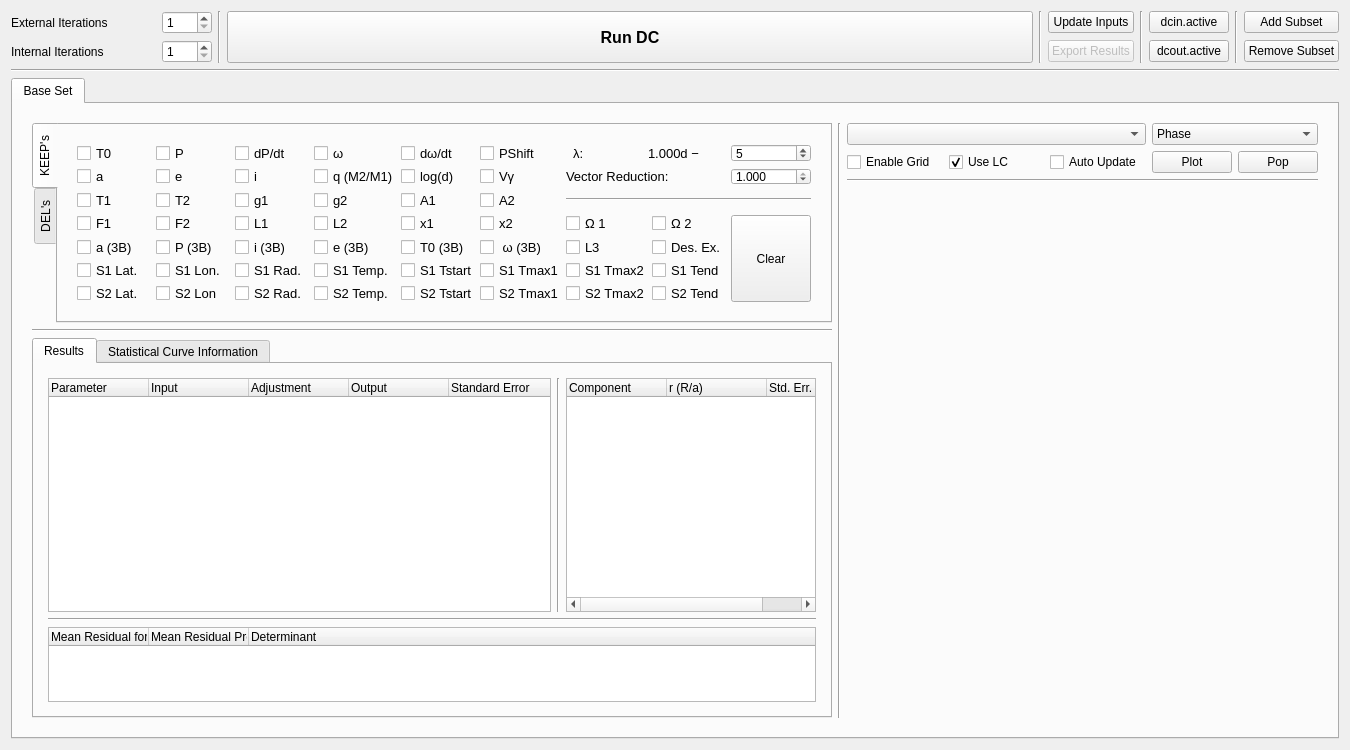
The window that resources/dcwidget.ui (Varnani/PyWD2015) describes before a commit, drawn with Qt 5.
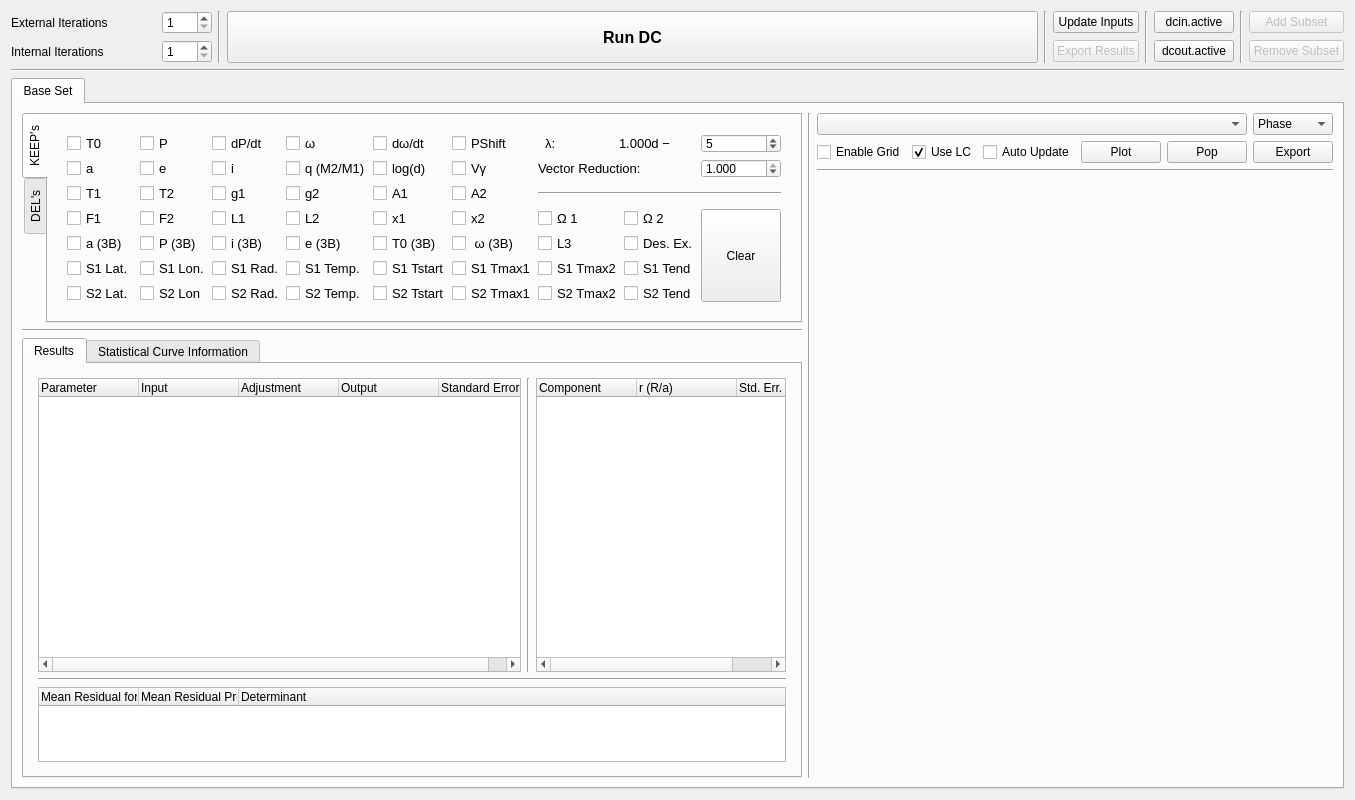
The same window after the commit.

```diff
--- a/resources/dcwidget.ui
+++ b/resources/dcwidget.ui
@@ -6,14 +6,14 @@
    <rect>
     <x>0</x>
     <y>0</y>
-    <width>1350</width>
-    <height>750</height>
+    <width>1355</width>
+    <height>800</height>
    </rect>
   </property>
   <property name="minimumSize">
    <size>
-    <width>1304</width>
-    <height>750</height>
+    <width>1355</width>
+    <height>800</height>
    </size>
   </property>
   <property name="windowTitle">
@@ -196,6 +196,9 @@
      </item>
      <item row="1" column="8">
       <widget class="QPushButton" name="removesubset_btn">
+       <property name="enabled">
+        <bool>false</bool>
+       </property>
        <property name="maximumSize">
         <size>
          <width>120</width>
@@ -209,6 +212,9 @@
      </item>
      <item row="0" column="8">
       <widget class="QPushButton" name="addsubset_btn">
+       <property name="enabled">
+        <bool>false</bool>
+       </property>
        <property name="maximumSize">
         <size>
          <width>120</width>
@@ -271,447 +277,19 @@
       <attribute name="title">
        <string>Base Set</string>
       </attribute>
-      <layout class="QVBoxLayout" name="verticalLayout_8">
-       <item>
-        <layout class="QGridLayout" name="gridLayout_9">
+      <layout class="QGridLayout" name="gridLayout_2">
          <property name="margin">
-          <number>10</number>
-         </property>
-         <item row="0" column="1" rowspan="3">
-          <widget class="Line" name="line_17">
-           <property name="orientation">
-            <enum>Qt::Vertical</enum>
-           </property>
-          </widget>
-         </item>
-         <item row="2" column="0">
-          <widget class="QTabWidget" name="tabWidget_4">
-           <property name="sizePolicy">
-            <sizepolicy hsizetype="Preferred" vsizetype="Preferred">
-             <horstretch>0</horstretch>
-             <verstretch>0</verstretch>
-            </sizepolicy>
-           </property>
-           <property name="minimumSize">
-            <size>
-             <width>750</width>
-             <height>200</height>
-            </size>
-           </property>
-           <property name="maximumSize">
-            <size>
-             <width>800</width>
-             <height>16777215</height>
-            </size>
-           </property>
-           <property name="currentIndex">
-            <number>0</number>
-           </property>
-           <widget class="QWidget" name="tab_9">
-            <attribute name="title">
-             <string>Results</string>
-            </attribute>
-            <layout class="QHBoxLayout" name="horizontalLayout_8">
-             <item>
-              <layout class="QGridLayout" name="gridLayout_6">
-               <property name="margin">
-                <number>5</number>
-               </property>
-               <item row="0" column="2">
-                <widget class="QTreeWidget" name="component_treewidget">
-                 <property name="sizePolicy">
-                  <sizepolicy hsizetype="Preferred" vsizetype="Preferred">
-                   <horstretch>15</horstretch>
-                   <verstretch>0</verstretch>
-                  </sizepolicy>
-                 </property>
-                 <property name="maximumSize">
-                  <size>
-                   <width>250</width>
-                   <height>16777215</height>
-                  </size>
-                 </property>
-                 <property name="horizontalScrollBarPolicy">
-                  <enum>Qt::ScrollBarAsNeeded</enum>
-                 </property>
-                 <property name="alternatingRowColors">
-                  <bool>true</bool>
-                 </property>
-                 <property name="selectionMode">
-                  <enum>QAbstractItemView::NoSelection</enum>
-                 </property>
-                 <column>
-                  <property name="text">
-                   <string>Component</string>
-                  </property>
-                 </column>
-                 <column>
-                  <property name="text">
-                   <string>r (R/a)</string>
-                  </property>
-                 </column>
-                 <column>
-                  <property name="text">
-                   <string>Std. Err.</string>
-                  </property>
-                 </column>
-                </widget>
-               </item>
-               <item row="0" column="0">
-                <widget class="QTreeWidget" name="result_treewidget">
-                 <property name="sizePolicy">
-                  <sizepolicy hsizetype="Preferred" vsizetype="Preferred">
-                   <horstretch>25</horstretch>
-                   <verstretch>0</verstretch>
-                  </sizepolicy>
-                 </property>
-                 <property name="alternatingRowColors">
-                  <bool>true</bool>
-                 </property>
-                 <property name="selectionMode">
-                  <enum>QAbstractItemView::NoSelection</enum>
-                 </property>
-                 <property name="selectionBehavior">
-                  <enum>QAbstractItemView::SelectRows</enum>
-                 </property>
-                 <property name="headerHidden">
-                  <bool>false</bool>
-                 </property>
-                 <column>
-                  <property name="text">
-                   <string>Parameter</string>
-                  </property>
-                 </column>
-                 <column>
-                  <property name="text">
-                   <string>Input</string>
-                  </property>
-                 </column>
-                 <column>
-                  <property name="text">
-                   <string>Adjustment</string>
-                  </property>
-                 </column>
-                 <column>
-                  <property name="text">
-                   <string>Output</string>
-                  </property>
-                 </column>
-                 <column>
-                  <property name="text">
-                   <string>Standard Error</string>
-                  </property>
-                 </column>
-                </widget>
-               </item>
-               <item row="2" column="0" colspan="3">
-                <widget class="QTreeWidget" name="residual_treewidget">
-                 <property name="sizePolicy">
-                  <sizepolicy hsizetype="Preferred" vsizetype="Preferred">
-                   <horstretch>0</horstretch>
-                   <verstretch>0</verstretch>
-                  </sizepolicy>
-                 </property>
-                 <property name="maximumSize">
-                  <size>
-                   <width>16777215</width>
-                   <height>75</height>
-                  </size>
-                 </property>
-                 <property name="alternatingRowColors">
-                  <bool>true</bool>
-                 </property>
-                 <property name="selectionMode">
-                  <enum>QAbstractItemView::NoSelection</enum>
-                 </property>
-                 <column>
-                  <property name="text">
-                   <string>Mean Residual for Input Values</string>
-                  </property>
-                 </column>
-                 <column>
-                  <property name="text">
-                   <string>Mean Residual Predicted</string>
-                  </property>
-                 </column>
-                 <column>
-                  <property name="text">
-                   <string>Determinant</string>
-                  </property>
-                 </column>
-                </widget>
-               </item>
-               <item row="0" column="1">
-                <widget class="Line" name="line_10">
-                 <property name="orientation">
-                  <enum>Qt::Vertical</enum>
-                 </property>
-                </widget>
-               </item>
-               <item row="1" column="0" colspan="3">
-                <widget class="Line" name="line_11">
-                 <property name="orientation">
-                  <enum>Qt::Horizontal</enum>
-                 </property>
-                </widget>
-               </item>
-              </layout>
-             </item>
-            </layout>
-           </widget>
-           <widget class="QWidget" name="tab_10">
-            <attribute name="title">
-             <string>Statistical Curve Information</string>
-            </attribute>
-            <layout class="QHBoxLayout" name="horizontalLayout_9">
-             <item>
-              <layout class="QVBoxLayout" name="verticalLayout_5">
-               <property name="margin">
-                <number>5</number>
-               </property>
-               <item>
-                <widget class="QTreeWidget" name="curvestat_treewidget">
-                 <property name="sizePolicy">
-                  <sizepolicy hsizetype="Preferred" vsizetype="Preferred">
-                   <horstretch>0</horstretch>
-                   <verstretch>0</verstretch>
-                  </sizepolicy>
-                 </property>
-                 <property name="selectionMode">
-                  <enum>QAbstractItemView::NoSelection</enum>
-                 </property>
-                 <property name="indentation">
-                  <number>0</number>
-                 </property>
-                 <property name="columnCount">
-                  <number>5</number>
-                 </property>
-                 <column>
-                  <property name="text">
-                   <string>Band</string>
-                  </property>
-                 </column>
-                 <column>
-                  <property name="text">
-                   <string># of Observations</string>
-                  </property>
-                  <property name="toolTip">
-                   <string>Number of observations.</string>
-                  </property>
-                  <property name="statusTip">
-                   <string>Number of observations.</string>
-                  </property>
-                 </column>
-                 <column>
-                  <property name="text">
-                   <string>Standard Deviation</string>
-                  </property>
-                  <property name="toolTip">
-                   <string>Standard deviation.</string>
-                  </property>
-                 </column>
-                 <column>
-                  <property name="text">
-                   <string># of Obs. in Phs. Rng.</string>
-                  </property>
-                  <property name="toolTip">
-                   <string>Number of observations in phase range as configured in curve properties.</string>
-                  </property>
-                 </column>
-                 <column>
-                  <property name="text">
-                   <string>Std. Dev. in Phs. Rng.</string>
-                  </property>
-                  <property name="toolTip">
-                   <string>Standard deviation in phase range as configured in curve properties.</string>
-                  </property>
-                 </column>
-                </widget>
-               </item>
-              </layout>
-             </item>
-            </layout>
-           </widget>
-          </widget>
-         </item>
-         <item row="0" column="2" rowspan="3">
-          <layout class="QVBoxLayout" name="verticalLayout_7">
-           <item>
-            <layout class="QGridLayout" name="gridLayout_10">
-             <item row="1" column="0" rowspan="2">
-              <widget class="QComboBox" name="data_combobox">
-               <property name="sizePolicy">
-                <sizepolicy hsizetype="Expanding" vsizetype="Fixed">
-                 <horstretch>0</horstretch>
-                 <verstretch>0</verstretch>
-                </sizepolicy>
-               </property>
-              </widget>
-             </item>
-             <item row="3" column="2">
-              <widget class="QPushButton" name="popmain_btn">
-               <property name="maximumSize">
-                <size>
-                 <width>100</width>
-                 <height>16777215</height>
-                </size>
-               </property>
-               <property name="text">
-                <string>Pop</string>
-               </property>
-              </widget>
-             </item>
-             <item row="1" column="1" rowspan="2" colspan="2">
-              <widget class="QComboBox" name="time_combobox">
-               <property name="sizePolicy">
-                <sizepolicy hsizetype="Minimum" vsizetype="Fixed">
-                 <horstretch>0</horstretch>
-                 <verstretch>0</verstretch>
-                </sizepolicy>
-               </property>
-               <property name="minimumSize">
-                <size>
-                 <width>75</width>
-                 <height>0</height>
-                </size>
-               </property>
-               <item>
-                <property name="text">
-                 <string>Phase</string>
-                </property>
-               </item>
-               <item>
-                <property name="text">
-                 <string>HJD</string>
-                </property>
-               </item>
-              </widget>
-             </item>
-             <item row="3" column="1">
-              <widget class="QPushButton" name="plot_btn">
-               <property name="sizePolicy">
-                <sizepolicy hsizetype="Minimum" vsizetype="Fixed">
-                 <horstretch>0</horstretch>
-                 <verstretch>0</verstretch>
-                </sizepolicy>
-               </property>
-               <property name="maximumSize">
-                <size>
-                 <width>100</width>
-                 <height>16777215</height>
-                </size>
-               </property>
-               <property name="text">
-                <string>Plot</string>
-               </property>
-              </widget>
-             </item>
-             <item row="3" column="0">
-              <layout class="QHBoxLayout" name="horizontalLayout_12">
-               <item>
-                <widget class="QCheckBox" name="enablegrid_chk">
-                 <property name="minimumSize">
-                  <size>
-                   <width>0</width>
-                   <height>0</height>
-                  </size>
-                 </property>
-                 <property name="maximumSize">
-                  <size>
-                   <width>125</width>
-                   <height>16777215</height>
-                  </size>
-                 </property>
-                 <property name="text">
-                  <string>Enable Grid</string>
-                 </property>
-                </widget>
-               </item>
-               <item>
-                <widget class="QCheckBox" name="uselc_chk">
-                 <property name="maximumSize">
-                  <size>
-                   <width>125</width>
-                   <height>16777215</height>
-                  </size>
-                 </property>
-                 <property name="toolTip">
-                  <string>Use LC to output higher resolution model curve. [?]</string>
-                 </property>
-                 <property name="whatsThis">
-                  <string>This will generate a lcin.active file and run LC, then plot synthetic results onto the observations, instead of reading from dcout.active file. UI will freeze for a moment to compute synthetic points.
-
-Line plotting will be used for LC synthetic points. DC outputs will be plotted with scatter plot.</string>
-                 </property>
-                 <property name="text">
-                  <string>Use LC</string>
-                 </property>
-                 <property name="checked">
-                  <bool>true</bool>
-                 </property>
-                </widget>
-               </item>
-               <item>
-                <widget class="QCheckBox" name="autoupdate_chk">
-                 <property name="maximumSize">
-                  <size>
-                   <width>125</width>
-                   <height>16777215</height>
-                  </size>
-                 </property>
-                 <property name="text">
-                  <string>Auto Update</string>
-                 </property>
-                </widget>
-               </item>
-              </layout>
-             </item>
-            </layout>
-           </item>
-           <item>
-            <widget class="Line" name="line_16">
-             <property name="orientation">
-              <enum>Qt::Horizontal</enum>
-             </property>
-            </widget>
-           </item>
-           <item>
-            <widget class="QWidget" name="plotwidget" native="true">
-             <property name="sizePolicy">
-              <sizepolicy hsizetype="Expanding" vsizetype="Expanding">
-               <horstretch>0</horstretch>
-               <verstretch>0</verstretch>
-              </sizepolicy>
-             </property>
-             <property name="minimumSize">
-              <size>
-               <width>300</width>
-               <height>300</height>
-              </size>
-             </property>
-            </widget>
-           </item>
-          </layout>
-         </item>
-         <item row="1" column="0">
-          <widget class="Line" name="line_18">
-           <property name="orientation">
-            <enum>Qt::Horizontal</enum>
-           </property>
-          </widget>
-         </item>
+        <number>9</number>
+       </property>
+       <property name="horizontalSpacing">
+        <number>6</number>
+       </property>
          <item row="0" column="0">
           <widget class="QTabWidget" name="tabWidget">
-           <property name="sizePolicy">
-            <sizepolicy hsizetype="Preferred" vsizetype="Preferred">
-             <horstretch>0</horstretch>
-             <verstretch>0</verstretch>
-            </sizepolicy>
-           </property>
            <property name="maximumSize">
             <size>
-             <width>800</width>
-             <height>200</height>
+           <width>850</width>
+           <height>210</height>
             </size>
            </property>
            <property name="tabPosition">
@@ -2488,7 +2066,356 @@
            </widget>
           </widget>
          </item>
-        </layout>
+       <item row="0" column="2" rowspan="3">
+        <layout class="QVBoxLayout" name="verticalLayout_7">
+         <item>
+          <layout class="QGridLayout" name="gridLayout_10">
+           <item row="1" column="3" rowspan="2">
+            <widget class="QComboBox" name="time_combobox">
+             <item>
+              <property name="text">
+               <string>Phase</string>
+              </property>
+             </item>
+             <item>
+              <property name="text">
+               <string>HJD</string>
+              </property>
+             </item>
+            </widget>
+           </item>
+           <item row="3" column="3">
+            <widget class="QPushButton" name="export_btn">
+             <property name="text">
+              <string>Export</string>
+             </property>
+            </widget>
+           </item>
+           <item row="3" column="0">
+            <layout class="QHBoxLayout" name="horizontalLayout_12">
+             <item>
+              <widget class="QCheckBox" name="enablegrid_chk">
+               <property name="text">
+                <string>Enable Grid</string>
+               </property>
+              </widget>
+             </item>
+             <item>
+              <widget class="QCheckBox" name="uselc_chk">
+               <property name="toolTip">
+                <string>Use LC to output higher resolution model curve. [?]</string>
+               </property>
+               <property name="whatsThis">
+                <string>This will generate a lcin.active file and run LC, then plot synthetic results onto the observations, instead of reading from dcout.active file. UI will freeze for a moment to compute synthetic points.
+
+Line plotting will be used for LC synthetic points. DC outputs will be plotted with scatter plot.</string>
+               </property>
+               <property name="text">
+                <string>Use LC</string>
+               </property>
+               <property name="checked">
+                <bool>true</bool>
+               </property>
+              </widget>
+             </item>
+             <item>
+              <widget class="QCheckBox" name="autoupdate_chk">
+               <property name="text">
+                <string>Auto Update</string>
+               </property>
+              </widget>
+             </item>
+            </layout>
+           </item>
+           <item row="3" column="2">
+            <widget class="QPushButton" name="popmain_btn">
+             <property name="text">
+              <string>Pop</string>
+             </property>
+            </widget>
+           </item>
+           <item row="1" column="0" rowspan="2" colspan="3">
+            <widget class="QComboBox" name="data_combobox"/>
+           </item>
+           <item row="3" column="1">
+            <widget class="QPushButton" name="plot_btn">
+             <property name="text">
+              <string>Plot</string>
+             </property>
+            </widget>
+           </item>
+          </layout>
+         </item>
+         <item>
+          <widget class="Line" name="line_16">
+           <property name="orientation">
+            <enum>Qt::Horizontal</enum>
+           </property>
+          </widget>
+         </item>
+         <item>
+          <widget class="QWidget" name="plotwidget" native="true">
+           <property name="sizePolicy">
+            <sizepolicy hsizetype="Preferred" vsizetype="Expanding">
+             <horstretch>0</horstretch>
+             <verstretch>0</verstretch>
+            </sizepolicy>
+           </property>
+          </widget>
+         </item>
+        </layout>
+       </item>
+       <item row="1" column="0">
+        <widget class="Line" name="line_2">
+         <property name="orientation">
+          <enum>Qt::Horizontal</enum>
+         </property>
+        </widget>
+       </item>
+       <item row="2" column="0">
+        <widget class="QTabWidget" name="tabWidget_4">
+         <property name="maximumSize">
+          <size>
+           <width>850</width>
+           <height>16777215</height>
+          </size>
+         </property>
+         <property name="currentIndex">
+          <number>0</number>
+         </property>
+         <widget class="QWidget" name="tab_9">
+          <attribute name="title">
+           <string>Results</string>
+          </attribute>
+          <layout class="QHBoxLayout" name="horizontalLayout_8">
+           <item>
+            <layout class="QGridLayout" name="gridLayout_6">
+             <property name="margin">
+              <number>5</number>
+             </property>
+             <item row="0" column="2">
+              <widget class="QTreeWidget" name="component_treewidget">
+               <property name="sizePolicy">
+                <sizepolicy hsizetype="Preferred" vsizetype="Preferred">
+                 <horstretch>15</horstretch>
+                 <verstretch>0</verstretch>
+                </sizepolicy>
+               </property>
+               <property name="maximumSize">
+                <size>
+                 <width>250</width>
+                 <height>16777215</height>
+                </size>
+               </property>
+               <property name="horizontalScrollBarPolicy">
+                <enum>Qt::ScrollBarAsNeeded</enum>
+               </property>
+               <property name="alternatingRowColors">
+                <bool>true</bool>
+               </property>
+               <property name="selectionMode">
+                <enum>QAbstractItemView::NoSelection</enum>
+               </property>
+               <column>
+                <property name="text">
+                 <string>Component</string>
+                </property>
+               </column>
+               <column>
+                <property name="text">
+                 <string>r (R/a)</string>
+                </property>
+               </column>
+               <column>
+                <property name="text">
+                 <string>Std. Err.</string>
+                </property>
+               </column>
+              </widget>
+             </item>
+             <item row="0" column="0">
+              <widget class="QTreeWidget" name="result_treewidget">
+               <property name="sizePolicy">
+                <sizepolicy hsizetype="Preferred" vsizetype="Preferred">
+                 <horstretch>25</horstretch>
+                 <verstretch>0</verstretch>
+                </sizepolicy>
+               </property>
+               <property name="alternatingRowColors">
+                <bool>true</bool>
+               </property>
+               <property name="selectionMode">
+                <enum>QAbstractItemView::NoSelection</enum>
+               </property>
+               <property name="selectionBehavior">
+                <enum>QAbstractItemView::SelectRows</enum>
+               </property>
+               <property name="headerHidden">
+                <bool>false</bool>
+               </property>
+               <column>
+                <property name="text">
+                 <string>Parameter</string>
+                </property>
+               </column>
+               <column>
+                <property name="text">
+                 <string>Input</string>
+                </property>
+               </column>
+               <column>
+                <property name="text">
+                 <string>Adjustment</string>
+                </property>
+               </column>
+               <column>
+                <property name="text">
+                 <string>Output</string>
+                </property>
+               </column>
+               <column>
+                <property name="text">
+                 <string>Standard Error</string>
+                </property>
+               </column>
+              </widget>
+             </item>
+             <item row="2" column="0" colspan="3">
+              <widget class="QTreeWidget" name="residual_treewidget">
+               <property name="sizePolicy">
+                <sizepolicy hsizetype="Preferred" vsizetype="Preferred">
+                 <horstretch>0</horstretch>
+                 <verstretch>0</verstretch>
+                </sizepolicy>
+               </property>
+               <property name="maximumSize">
+                <size>
+                 <width>16777215</width>
+                 <height>75</height>
+                </size>
+               </property>
+               <property name="alternatingRowColors">
+                <bool>true</bool>
+               </property>
+               <property name="selectionMode">
+                <enum>QAbstractItemView::NoSelection</enum>
+               </property>
+               <column>
+                <property name="text">
+                 <string>Mean Residual for Input Values</string>
+                </property>
+               </column>
+               <column>
+                <property name="text">
+                 <string>Mean Residual Predicted</string>
+                </property>
+               </column>
+               <column>
+                <property name="text">
+                 <string>Determinant</string>
+                </property>
+               </column>
+              </widget>
+             </item>
+             <item row="0" column="1">
+              <widget class="Line" name="line_10">
+               <property name="orientation">
+                <enum>Qt::Vertical</enum>
+               </property>
+              </widget>
+             </item>
+             <item row="1" column="0" colspan="3">
+              <widget class="Line" name="line_11">
+               <property name="orientation">
+                <enum>Qt::Horizontal</enum>
+               </property>
+              </widget>
+             </item>
+            </layout>
+           </item>
+          </layout>
+         </widget>
+         <widget class="QWidget" name="tab_10">
+          <attribute name="title">
+           <string>Statistical Curve Information</string>
+          </attribute>
+          <layout class="QHBoxLayout" name="horizontalLayout_9">
+           <item>
+            <layout class="QVBoxLayout" name="verticalLayout_5">
+             <property name="margin">
+              <number>5</number>
+             </property>
+             <item>
+              <widget class="QTreeWidget" name="curvestat_treewidget">
+               <property name="sizePolicy">
+                <sizepolicy hsizetype="Preferred" vsizetype="Preferred">
+                 <horstretch>0</horstretch>
+                 <verstretch>0</verstretch>
+                </sizepolicy>
+               </property>
+               <property name="selectionMode">
+                <enum>QAbstractItemView::NoSelection</enum>
+               </property>
+               <property name="indentation">
+                <number>0</number>
+               </property>
+               <property name="columnCount">
+                <number>5</number>
+               </property>
+               <column>
+                <property name="text">
+                 <string>Band</string>
+                </property>
+               </column>
+               <column>
+                <property name="text">
+                 <string># of Observations</string>
+                </property>
+                <property name="toolTip">
+                 <string>Number of observations.</string>
+                </property>
+                <property name="statusTip">
+                 <string>Number of observations.</string>
+                </property>
+               </column>
+               <column>
+                <property name="text">
+                 <string>Standard Deviation</string>
+                </property>
+                <property name="toolTip">
+                 <string>Standard deviation.</string>
+                </property>
+               </column>
+               <column>
+                <property name="text">
+                 <string># of Obs. in Phs. Rng.</string>
+                </property>
+                <property name="toolTip">
+                 <string>Number of observations in phase range as configured in curve properties.</string>
+                </property>
+               </column>
+               <column>
+                <property name="text">
+                 <string>Std. Dev. in Phs. Rng.</string>
+                </property>
+                <property name="toolTip">
+                 <string>Standard deviation in phase range as configured in curve properties.</string>
+                </property>
+               </column>
+              </widget>
+             </item>
+            </layout>
+           </item>
+          </layout>
+         </widget>
+        </widget>
+       </item>
+       <item row="0" column="1" rowspan="3">
+        <widget class="Line" name="line_4">
+         <property name="orientation">
+          <enum>Qt::Vertical</enum>
+         </property>
+        </widget>
        </item>
       </layout>
      </widget>
```
Lines whose indentation alone changed are shown as unchanged.
